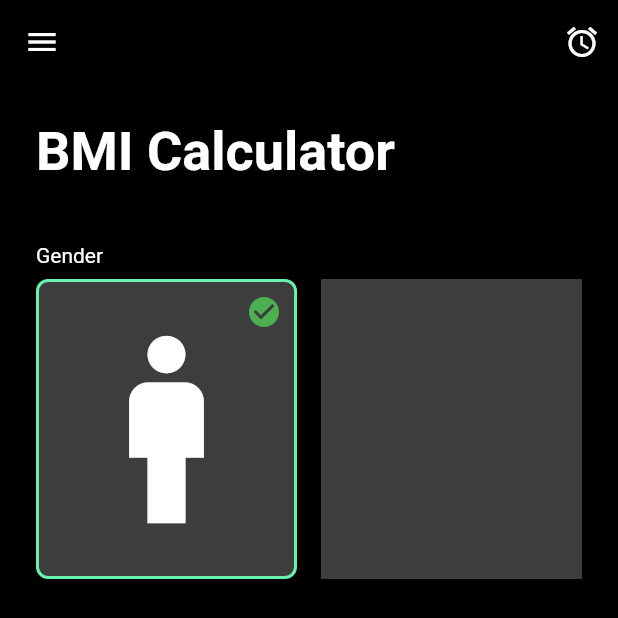
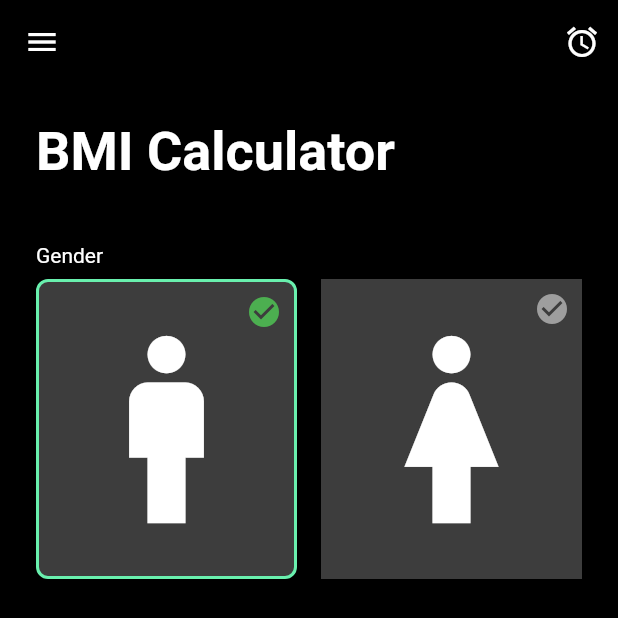
Before and after one commit to rafaldziuryk/training_bmi_1, a Flutter app: the screen it shows after launch, on a phone screen of 412 x 824 dp. Shown: the top 618 px of the screen. Run offline on Flutter 3.47's test engine with Material 2 defaults, Android fonts, the phone set to English and light mode, and no system bars.

Commit message:
fill woman

```diff
--- a/lib/main.dart
+++ b/lib/main.dart
@@ -112,6 +112,22 @@ class _MyHomePageState extends State<MyHomePage> {
                   child: Container(
                     color: Colors.white24,
                     height: 200,
+                    child: Stack(
+                      children: [
+                        Positioned.fill(
+                            child: Icon(
+                              Icons.woman,
+                              size: 150,
+                            )),
+                        Positioned(
+                            right: 8,
+                            top: 8,
+                            child: Icon(
+                              Icons.check_circle,
+                              color: Colors.grey,
+                            )),
+                      ],
+                    ),
                   ),
                 ),
               ],
```
